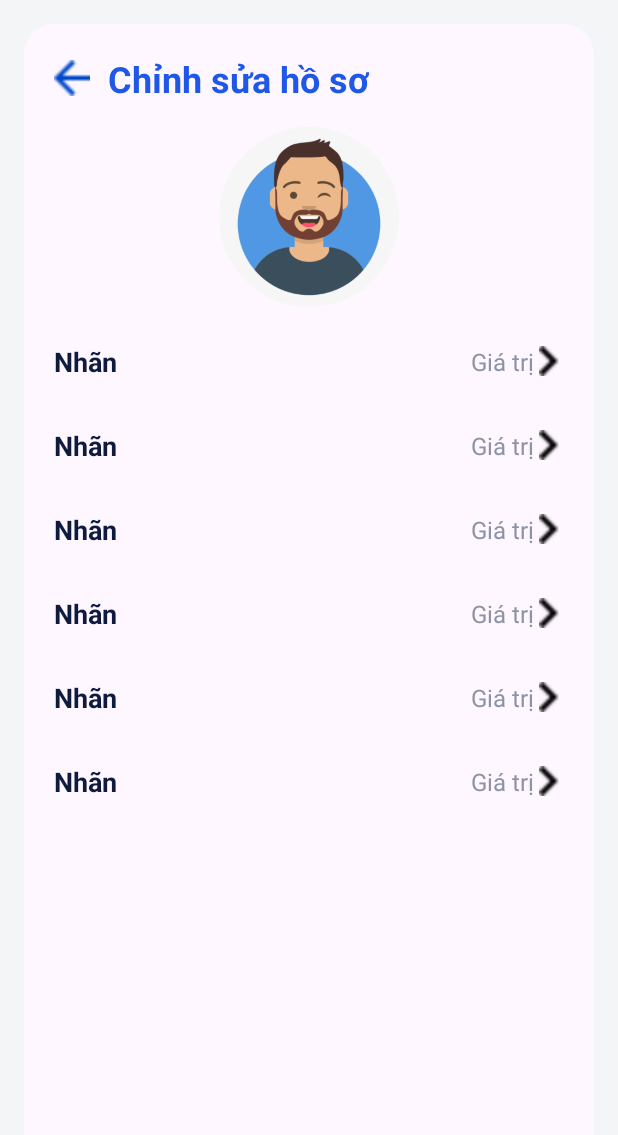
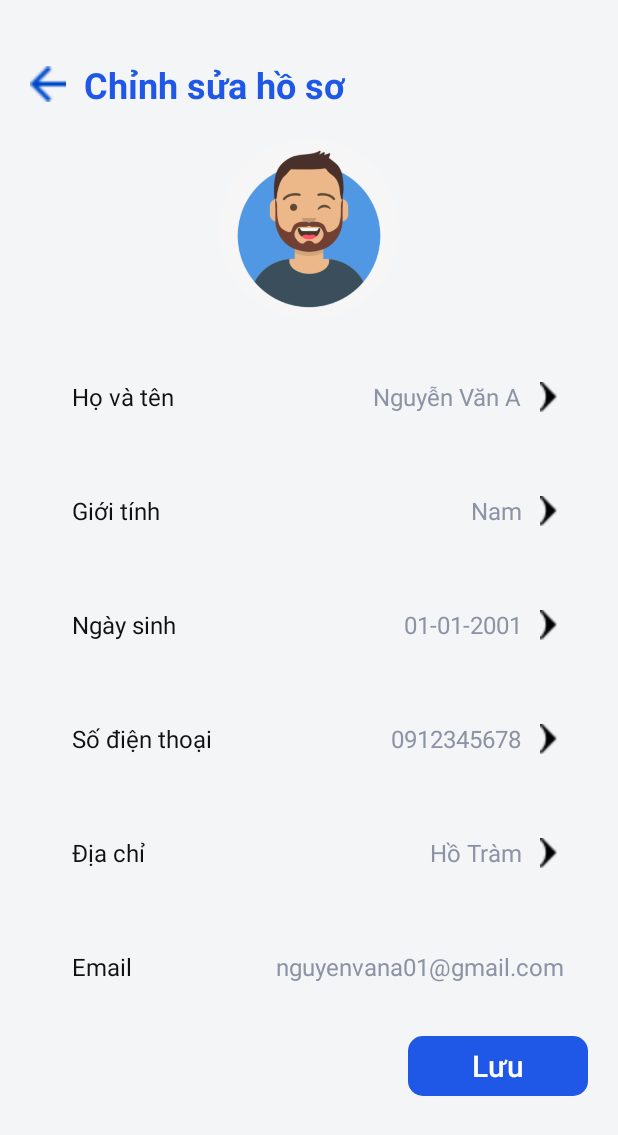
Before and after one commit to Nhom15-Mobile/Project-Mobile, an Android app: the layout edit_profile.xml on its own in the app's theme, with its tools: preview values and no code run, on a phone screen of 412 x 824 dp. Shown: the top 1135 px of the screen. Run offline under Robolectric (Android 15) with nearby library versions, the phone set to English and light mode, and no system bars.

Commit message:
edit_profile_layout

```diff
--- a/APP-ANDROID/feature/appointment/src/main/res/layout/create_profile.xml
+++ b/APP-ANDROID/feature/appointment/src/main/res/layout/create_profile.xml
@@ -84,7 +84,7 @@
                 android:text="Số điện thoại *"
                 android:textStyle="bold"
                 android:layout_marginTop="14dp"
-                android:textSize="16sp"/>
+                android:textSize="18sp"/>
 
             <com.google.android.material.textfield.TextInputLayout
                 android:layout_width="match_parent"
@@ -111,7 +111,7 @@
                 android:text="Địa chỉ email"
                 android:textStyle="bold"
                 android:layout_marginTop="14dp"
-                android:textSize="16sp"/>
+                android:textSize="18sp"/>
 
             <com.google.android.material.textfield.TextInputLayout
                 android:layout_width="match_parent"
@@ -138,7 +138,7 @@
                 android:text="Số CCCD"
                 android:textStyle="bold"
                 android:layout_marginTop="14dp"
-                android:textSize="16sp"/>
+                android:textSize="18sp"/>
 
             <com.google.android.material.textfield.TextInputLayout
                 android:layout_width="match_parent"
@@ -165,7 +165,7 @@
                 android:text="Nghề nghiệp"
                 android:textStyle="bold"
                 android:layout_marginTop="14dp"
-                android:textSize="16sp"/>
+                android:textSize="18sp"/>
 
             <com.google.android.material.textfield.TextInputLayout
                 android:layout_width="match_parent"
@@ -204,7 +204,7 @@
                         android:layout_height="wrap_content"
                         android:text="Quốc gia *"
                         android:textStyle="bold"
-                        android:textSize="16sp"/>
+                        android:textSize="18sp"/>
 
                     <com.google.android.material.textfield.TextInputLayout
                         android:layout_width="match_parent"
@@ -240,7 +240,7 @@
                         android:layout_height="wrap_content"
                         android:text="Dân tộc"
                         android:textStyle="bold"
-                        android:textSize="16sp"/>
+                        android:textSize="18sp"/>
 
                     <com.google.android.material.textfield.TextInputLayout
                         android:layout_width="match_parent"
@@ -282,7 +282,7 @@
                         android:layout_height="wrap_content"
                         android:text="Giới tính *"
                         android:textStyle="bold"
-                        android:textSize="16sp"/>
+                        android:textSize="18sp"/>
 
                     <com.google.android.material.textfield.TextInputLayout
                         android:layout_width="match_parent"
@@ -318,7 +318,7 @@
                         android:layout_height="wrap_content"
                         android:text="Ngày sinh *"
                         android:textStyle="bold"
-                        android:textSize="16sp"/>
+                        android:textSize="18sp"/>
 
                     <com.google.android.material.textfield.TextInputLayout
                         android:layout_width="match_parent"
@@ -361,7 +361,7 @@
                         android:layout_height="wrap_content"
                         android:text="Tỉnh thành *"
                         android:textStyle="bold"
-                        android:textSize="16sp"/>
+                        android:textSize="18sp"/>
 
                     <com.google.android.material.textfield.TextInputLayout
                         android:layout_width="match_parent"
@@ -397,7 +397,7 @@
                         android:layout_height="wrap_content"
                         android:text="Quận huyện *"
                         android:textStyle="bold"
-                        android:textSize="16sp"/>
+                        android:textSize="18sp"/>
 
                     <com.google.android.material.textfield.TextInputLayout
                         android:layout_width="match_parent"
@@ -427,7 +427,7 @@
                 android:text="Phường xã *"
                 android:textStyle="bold"
                 android:layout_marginTop="14dp"
-                android:textSize="16sp"/>
+                android:textSize="18sp"/>
 
             <com.google.android.material.textfield.TextInputLayout
                 android:layout_width="match_parent"
@@ -457,7 +457,7 @@
                 android:text="Địa chỉ thường trú *"
                 android:textStyle="bold"
                 android:layout_marginTop="14dp"
-                android:textSize="16sp"/>
+                android:textSize="18sp"/>
 
             <com.google.android.material.textfield.TextInputLayout
                 android:layout_width="match_parent"
--- a/APP-ANDROID/feature/profile/src/main/res/layout/edit_profile.xml
+++ b/APP-ANDROID/feature/profile/src/main/res/layout/edit_profile.xml
@@ -1,49 +1,32 @@
 <?xml version="1.0" encoding="utf-8"?>
-<androidx.constraintlayout.widget.ConstraintLayout
-    xmlns:android="http://schemas.android.com/apk/res/android"
+<ScrollView xmlns:android="http://schemas.android.com/apk/res/android"
     xmlns:app="http://schemas.android.com/apk/res-auto"
     android:layout_width="match_parent"
     android:layout_height="match_parent"
-    android:background="#F4F5F7">
-
-    <!-- Thẻ trắng bo góc chứa toàn bộ nội dung -->
-    <com.google.android.material.card.MaterialCardView
-        android:id="@+id/cardRoot"
-        android:layout_width="0dp"
-        android:layout_height="0dp"
-        android:layout_margin="16dp"
-        app:cardCornerRadius="20dp"
-        app:cardUseCompatPadding="false"
-        app:cardElevation="0dp"
-        app:strokeWidth="0dp"
-        app:layout_constraintTop_toTopOf="parent"
-        app:layout_constraintBottom_toBottomOf="parent"
-        app:layout_constraintStart_toStartOf="parent"
-        app:layout_constraintEnd_toEndOf="parent">
+    android:background="#F4F5F7"
+    android:fillViewport="true">
 
     <LinearLayout
         android:layout_width="match_parent"
-            android:layout_height="match_parent"
+        android:layout_height="wrap_content"
         android:orientation="vertical"
-            android:paddingHorizontal="20dp"
-            android:paddingTop="20dp"
-            android:paddingBottom="24dp">
+        android:padding="20dp">
 
-            <!-- Header: Back + Title -->
+        <!-- Header -->
         <LinearLayout
             android:layout_width="match_parent"
             android:layout_height="wrap_content"
-                android:gravity="center_vertical">
+            android:gravity="center_vertical"
+            android:layout_marginTop="20dp"
+            >
 
             <ImageView
                 android:id="@+id/btnBack"
                 android:layout_width="24dp"
                 android:layout_height="24dp"
-                    android:src="@drawable/ic_back"
-                    />
+                android:src="@drawable/ic_back" />
 
             <TextView
-                    android:id="@+id/tvTitle"
                 android:layout_width="wrap_content"
                 android:layout_height="wrap_content"
                 android:layout_marginStart="12dp"
@@ -59,47 +42,228 @@
             android:layout_width="120dp"
             android:layout_height="120dp"
             android:layout_gravity="center_horizontal"
-                android:layout_marginTop="16dp"
-                android:layout_marginBottom="8dp"
+            android:layout_marginTop="20dp"
             android:src="@drawable/avatar" />
 
-            <!-- ====== Hàng: Họ và tên ====== -->
-            <include
-                layout="@layout/row_profile_item"
-                android:id="@+id/rowFullName"
-                app:tag="Họ và tên|Nguyễn Văn A|edit" />
+        <!-- ====== Họ và Tên ====== -->
+        <LinearLayout
+            android:layout_width="match_parent"
+            android:layout_height="64dp"
+            android:layout_marginTop="20dp"
 
-            <!-- ====== Hàng: Giới tính ====== -->
-            <include
-                layout="@layout/row_profile_item"
-                android:id="@+id/rowGender"
-                app:tag="Giới tính|Nam|edit" />
+            android:paddingHorizontal="16dp"
+            android:gravity="center_vertical">
 
-            <!-- ====== Hàng: Ngày sinh (1) ====== -->
-            <include
-                layout="@layout/row_profile_item"
-                android:id="@+id/rowDob1"
-                app:tag="Ngày sinh|01-01-2001|edit" />
 
-            <!-- ====== Hàng: Ngày sinh (2) – để đúng ảnh mẫu của bạn ====== -->
-            <include
-                layout="@layout/row_profile_item"
-                android:id="@+id/rowDob2"
-                app:tag="Ngày sinh|01-01-2001|edit" />
 
-            <!-- ====== Hàng: Số điện thoại ====== -->
-            <include
-                layout="@layout/row_profile_item"
-                android:id="@+id/rowPhone"
-                app:tag="Số điện thoại|0912345678|edit" />
+            <TextView
+                android:layout_width="0dp"
+                android:layout_height="wrap_content"
+                android:layout_weight="1"
+                android:layout_marginStart="12dp"
+                android:text="Họ và tên"
+                android:textColor="#111"
+                android:textSize="16sp" />
 
-            <!-- ====== Hàng: Email (không mũi tên) ====== -->
-            <include
-                layout="@layout/row_profile_item"
-                android:id="@+id/rowEmail"
-                app:tag="Email|nguyenvana01@gmail.com|none" />
+            <TextView
+                android:id="@+id/tvFullNameValue"
+                android:layout_width="wrap_content"
+                android:layout_height="wrap_content"
+                android:text="Nguyễn Văn A"
+                android:textColor="#8B93A5"
+                android:textSize="16sp"
+                android:layout_marginEnd="8dp" />
+
+            <ImageView
+                android:layout_width="20dp"
+                android:layout_height="20dp"
+                android:src="@drawable/see_more" />
+        </LinearLayout>
+
+        <!-- ====== Giới tính ====== -->
+        <LinearLayout
+            android:layout_width="match_parent"
+            android:layout_height="64dp"
+            android:layout_marginTop="12dp"
+            android:paddingHorizontal="16dp"
+            android:gravity="center_vertical">
+
+
+
+            <TextView
+                android:layout_width="0dp"
+                android:layout_height="wrap_content"
+                android:layout_weight="1"
+                android:layout_marginStart="12dp"
+                android:text="Giới tính"
+                android:textColor="#111"
+                android:textSize="16sp" />
+
+            <TextView
+                android:id="@+id/tvGenderValue"
+                android:layout_width="wrap_content"
+                android:layout_height="wrap_content"
+                android:text="Nam"
+                android:textColor="#8B93A5"
+                android:textSize="16sp"
+                android:layout_marginEnd="8dp" />
+
+            <ImageView
+                android:layout_width="20dp"
+                android:layout_height="20dp"
+                android:src="@drawable/see_more" />
+        </LinearLayout>
+
+        <!-- ====== Ngày sinh ====== -->
+        <LinearLayout
+            android:layout_width="match_parent"
+            android:layout_height="64dp"
+            android:layout_marginTop="12dp"
+
+            android:paddingHorizontal="16dp"
+            android:gravity="center_vertical">
+
+
+
+            <TextView
+                android:layout_width="0dp"
+                android:layout_height="wrap_content"
+                android:layout_weight="1"
+                android:layout_marginStart="12dp"
+                android:text="Ngày sinh"
+                android:textColor="#111"
+                android:textSize="16sp" />
+
+            <TextView
+                android:id="@+id/tvDobValue"
+                android:layout_width="wrap_content"
+                android:layout_height="wrap_content"
+                android:text="01-01-2001"
+                android:textColor="#8B93A5"
+                android:textSize="16sp"
+                android:layout_marginEnd="8dp" />
+
+            <ImageView
+                android:layout_width="20dp"
+                android:layout_height="20dp"
+                android:src="@drawable/see_more" />
+        </LinearLayout>
+
+        <!-- ====== Số điện thoại ====== -->
+        <LinearLayout
+            android:layout_width="match_parent"
+            android:layout_height="64dp"
+            android:layout_marginTop="12dp"
+
+            android:paddingHorizontal="16dp"
+            android:gravity="center_vertical">
+
+
+
+            <TextView
+                android:layout_width="0dp"
+                android:layout_height="wrap_content"
+                android:layout_weight="1"
+                android:layout_marginStart="12dp"
+                android:text="Số điện thoại"
+                android:textColor="#111"
+                android:textSize="16sp" />
+
+            <TextView
+                android:id="@+id/tvPhoneValue"
+                android:layout_width="wrap_content"
+                android:layout_height="wrap_content"
+                android:text="0912345678"
+                android:textColor="#8B93A5"
+                android:textSize="16sp"
+                android:layout_marginEnd="8dp" />
+
+            <ImageView
+                android:layout_width="20dp"
+                android:layout_height="20dp"
+                android:src="@drawable/see_more" />
+        </LinearLayout>
+        <LinearLayout
+            android:layout_width="match_parent"
+            android:layout_height="64dp"
+            android:layout_marginTop="12dp"
+
+            android:paddingHorizontal="16dp"
+            android:gravity="center_vertical">
+
+
+
+            <TextView
+                android:layout_width="0dp"
+                android:layout_height="wrap_content"
+                android:layout_weight="1"
+                android:layout_marginStart="12dp"
+                android:text="Địa chỉ"
+                android:textColor="#111"
+                android:textSize="16sp" />
+
+            <TextView
+                android:id="@+id/tvAddress"
+                android:layout_width="wrap_content"
+                android:layout_height="wrap_content"
+                android:text="Hồ Tràm"
+                android:textColor="#8B93A5"
+                android:textSize="16sp"
+                android:layout_marginEnd="8dp" />
+
+            <ImageView
+                android:layout_width="20dp"
+                android:layout_height="20dp"
+                android:src="@drawable/see_more" />
+        </LinearLayout>
+
+        <!-- ====== Email (không có mũi tên) ====== -->
+        <LinearLayout
+            android:layout_width="match_parent"
+            android:layout_height="64dp"
+            android:layout_marginTop="12dp"
+
+            android:paddingHorizontal="16dp"
+            android:gravity="center_vertical">
+
+
+
+            <TextView
+                android:layout_width="0dp"
+                android:layout_height="wrap_content"
+                android:layout_weight="1"
+                android:layout_marginStart="12dp"
+                android:text="Email"
+                android:textColor="#111"
+                android:textSize="16sp" />
+
+            <TextView
+                android:id="@+id/tvEmailValue"
+                android:layout_width="wrap_content"
+                android:layout_height="wrap_content"
+                android:text="nguyenvana01@gmail.com"
+                android:textColor="#8B93A5"
+                android:textSize="16sp" />
+        </LinearLayout>
+
+        <com.google.android.material.button.MaterialButton
+            android:id="@+id/btnSave"
+            android:layout_width="120dp"
+            android:layout_height="wrap_content"
+            android:layout_gravity="right"
+            android:layout_marginTop="10dp"
+            android:text="Lưu"
+            android:textColor="@android:color/white"
+
+            android:textSize="20sp"
+            app:backgroundTint="#1F57E7"
+            app:cornerRadius="10dp"
+
+            app:iconPadding="8dp"
+            app:iconTint="@android:color/white"
+            app:layout_constraintBottom_toBottomOf="parent"
+            app:layout_constraintEnd_toEndOf="parent" />
+
 
     </LinearLayout>
-    </com.google.android.material.card.MaterialCardView>
-
-</androidx.constraintlayout.widget.ConstraintLayout>
+</ScrollView>
```
Lines whose indentation alone changed are shown as unchanged.
